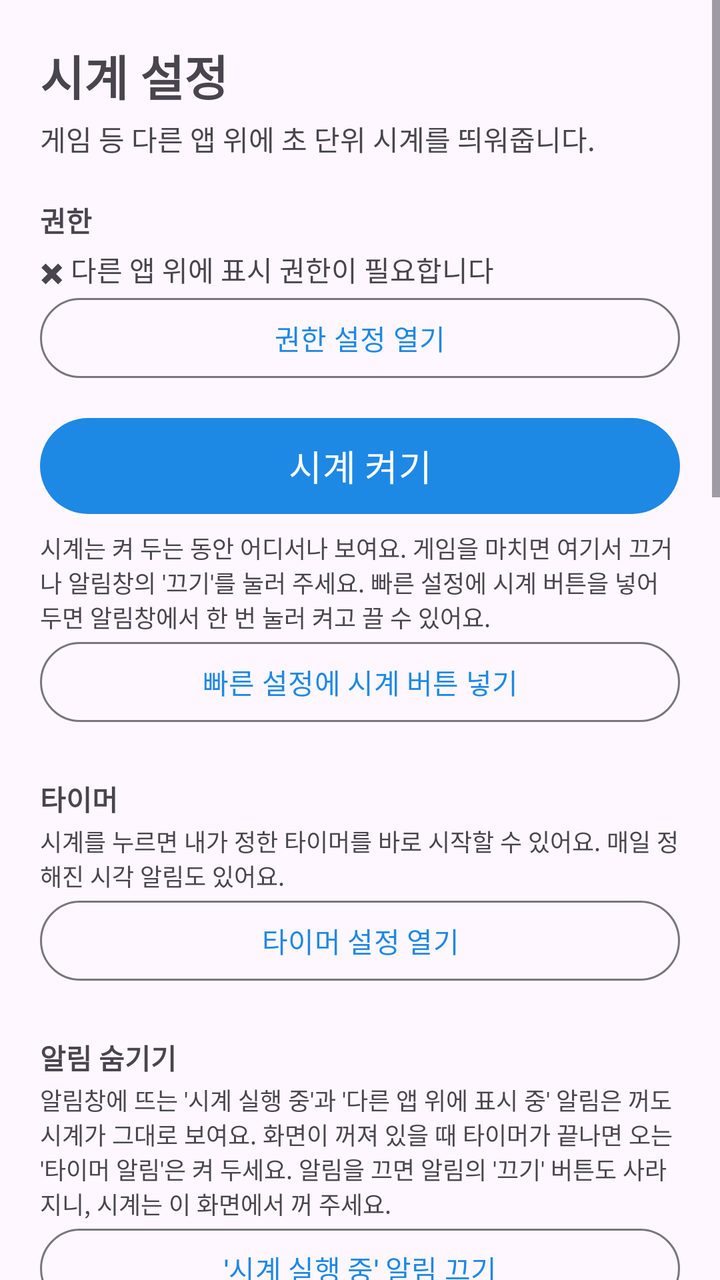
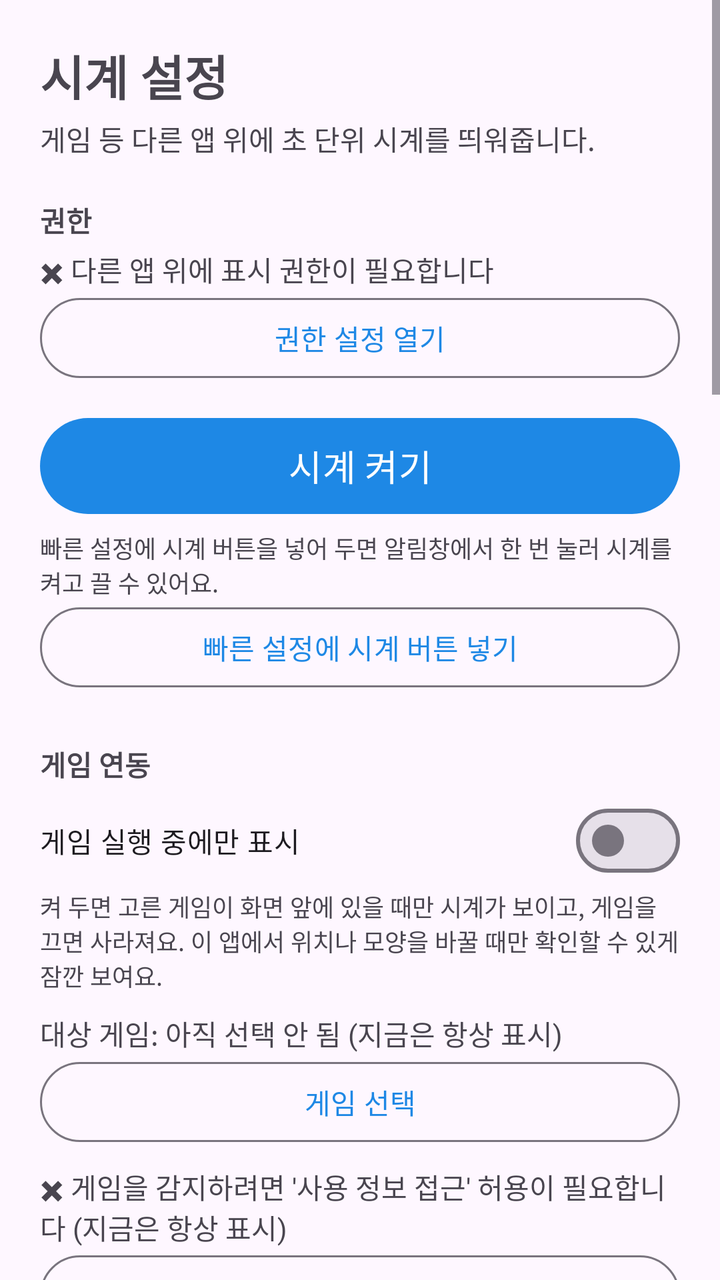

Before-and-after screenshots of an Android layout around one commit, followed by the original layout XML and the change that was made.
<!-- AndroidManifest.xml: application theme Theme.FloatingClock -->
<!-- res/layout/activity_clock.xml -->
<?xml version="1.0" encoding="utf-8"?>
<ScrollView xmlns:android="http://schemas.android.com/apk/res/android"
    android:layout_width="match_parent"
    android:layout_height="match_parent"
    android:fillViewport="true">

    <LinearLayout
        android:layout_width="match_parent"
        android:layout_height="wrap_content"
        android:orientation="vertical"
        android:padding="20dp">

        <TextView
            android:layout_width="match_parent"
            android:layout_height="wrap_content"
            android:text="@string/clock_title"
            android:textSize="24sp"
            android:textStyle="bold" />

        <TextView
            android:layout_width="match_parent"
            android:layout_height="wrap_content"
            android:layout_marginTop="4dp"
            android:text="@string/app_desc"
            android:textSize="14sp" />

        
        <TextView
            android:layout_width="match_parent"
            android:layout_height="wrap_content"
            android:layout_marginTop="20dp"
            android:text="@string/section_perm"
            android:textStyle="bold" />

        <TextView
            android:id="@+id/perm_state"
            android:layout_width="match_parent"
            android:layout_height="wrap_content"
            android:layout_marginTop="4dp"
            android:text="@string/perm_missing" />

        <Button
            android:id="@+id/btn_perm"
            style="@style/Widget.Material3.Button.OutlinedButton"
            android:layout_width="match_parent"
            android:layout_height="wrap_content"
            android:text="@string/grant_perm" />

        
        <Button
            android:id="@+id/btn_toggle"
            android:layout_width="match_parent"
            android:layout_height="56dp"
            android:layout_marginTop="12dp"
            android:text="@string/start_clock"
            android:textSize="18sp" />

        <TextView
            android:layout_width="match_parent"
            android:layout_height="wrap_content"
            android:layout_marginTop="4dp"
            android:text="@string/clock_always_hint"
            android:textSize="12sp" />

        <Button
            android:id="@+id/btn_add_tile"
            style="@style/Widget.Material3.Button.OutlinedButton"
            android:layout_width="match_parent"
            android:layout_height="wrap_content"
            android:text="@string/add_tile" />

        
        <TextView
            android:layout_width="match_parent"
            android:layout_height="wrap_content"
            android:layout_marginTop="24dp"
            android:text="@string/section_timer"
            android:textStyle="bold" />

        <TextView
            android:layout_width="match_parent"
            android:layout_height="wrap_content"
            android:layout_marginTop="2dp"
            android:text="@string/timer_entry_desc"
            android:textSize="12sp" />

        <Button
            android:id="@+id/btn_open_timer"
            style="@style/Widget.Material3.Button.OutlinedButton"
            android:layout_width="match_parent"
            android:layout_height="wrap_content"
            android:text="@string/open_timer" />

        
        <TextView
            android:layout_width="match_parent"
            android:layout_height="wrap_content"
            android:layout_marginTop="24dp"
            android:text="@string/section_noti"
            android:textStyle="bold" />

        <TextView
            android:layout_width="match_parent"
            android:layout_height="wrap_content"
            android:layout_marginTop="2dp"
            android:text="@string/noti_hide_desc"
            android:textSize="12sp" />

        <Button
            android:id="@+id/btn_hide_running"
            style="@style/Widget.Material3.Button.OutlinedButton"
            android:layout_width="match_parent"
            android:layout_height="wrap_content"
            android:text="@string/hide_running_noti" />

        <Button
            android:id="@+id/btn_hide_overlay"
            style="@style/Widget.Material3.Button.OutlinedButton"
            android:layout_width="match_parent"
            android:layout_height="wrap_content"
            android:text="@string/hide_overlay_noti" />

        
        <TextView
            android:layout_width="match_parent"
            android:layout_height="wrap_content"
            android:layout_marginTop="24dp"
            android:text="@string/section_style"
            android:textStyle="bold" />

        <FrameLayout
            android:layout_width="match_parent"
            android:layout_height="80dp"
            android:layout_marginTop="8dp"
            android:background="@drawable/preview_bg"
            android:contentDescription="@string/preview">

            <TextView
                android:id="@+id/clock_preview"
                android:layout_width="wrap_content"
                android:layout_height="wrap_content"
                android:layout_gravity="center" />
        </FrameLayout>

        <TextView
            android:id="@+id/size_label"
            android:layout_width="match_parent"
            android:layout_height="wrap_content"
            android:layout_marginTop="12dp"
            android:text="@string/size_fmt" />

        <LinearLayout
            android:layout_width="match_parent"
            android:layout_height="wrap_content"
            android:gravity="center_vertical"
            android:orientation="horizontal">

            <Button
                android:id="@+id/btn_size_minus"
                style="@style/Widget.Material3.Button.TextButton"
                android:layout_width="48dp"
                android:layout_height="48dp"
                android:minWidth="0dp"
                android:padding="0dp"
                android:text="@string/minus"
                android:textSize="22sp" />

            <SeekBar
                android:id="@+id/seek_size"
                android:layout_width="0dp"
                android:layout_height="wrap_content"
                android:layout_weight="1" />

            <Button
                android:id="@+id/btn_size_plus"
                style="@style/Widget.Material3.Button.TextButton"
                android:layout_width="48dp"
                android:layout_height="48dp"
                android:minWidth="0dp"
                android:padding="0dp"
                android:text="@string/plus"
                android:textSize="22sp" />
        </LinearLayout>

        <TextView
            android:layout_width="match_parent"
            android:layout_height="wrap_content"
            android:layout_marginTop="8dp"
            android:text="@string/text_color" />

        
        <LinearLayout
            android:id="@+id/color_swatches"
            android:layout_width="match_parent"
            android:layout_height="wrap_content"
            android:orientation="vertical" />

        <TextView
            android:id="@+id/alpha_label"
            android:layout_width="match_parent"
            android:layout_height="wrap_content"
            android:layout_marginTop="8dp"
            android:text="@string/alpha_none" />

        <SeekBar
            android:id="@+id/seek_alpha"
            android:layout_width="match_parent"
            android:layout_height="wrap_content" />

        <com.google.android.material.materialswitch.MaterialSwitch
            android:id="@+id/sw_24h"
            android:layout_width="match_parent"
            android:layout_height="wrap_content"
            android:layout_marginTop="8dp"
            android:text="@string/use_24h" />

        <com.google.android.material.materialswitch.MaterialSwitch
            android:id="@+id/sw_date"
            android:layout_width="match_parent"
            android:layout_height="wrap_content"
            android:text="@string/show_date" />

        
        <TextView
            android:layout_width="match_parent"
            android:layout_height="wrap_content"
            android:layout_marginTop="24dp"
            android:text="@string/section_position"
            android:textStyle="bold" />

        <TextView
            android:layout_width="match_parent"
            android:layout_height="wrap_content"
            android:layout_marginTop="2dp"
            android:text="@string/position_hint"
            android:textSize="12sp" />

        <TextView
            android:id="@+id/pos_x_label"
            android:layout_width="match_parent"
            android:layout_height="wrap_content"
            android:layout_marginTop="8dp"
            android:text="@string/pos_x_fmt" />

        <SeekBar
            android:id="@+id/seek_pos_x"
            android:layout_width="match_parent"
            android:layout_height="wrap_content" />

        <TextView
            android:id="@+id/pos_y_label"
            android:layout_width="match_parent"
            android:layout_height="wrap_content"
            android:layout_marginTop="8dp"
            android:text="@string/pos_y_fmt" />

        <SeekBar
            android:id="@+id/seek_pos_y"
            android:layout_width="match_parent"
            android:layout_height="wrap_content" />

        <com.google.android.material.materialswitch.MaterialSwitch
            android:id="@+id/sw_lock"
            android:layout_width="match_parent"
            android:layout_height="wrap_content"
            android:text="@string/lock_position" />

        <Button
            android:id="@+id/btn_reset_pos"
            style="@style/Widget.Material3.Button.TextButton"
            android:layout_width="match_parent"
            android:layout_height="wrap_content"
            android:text="@string/reset_position" />

        <TextView
            android:layout_width="match_parent"
            android:layout_height="wrap_content"
            android:layout_marginTop="16dp"
            android:text="@string/tip"
            android:textSize="13sp" />

        
        <TextView
            android:layout_width="match_parent"
            android:layout_height="wrap_content"
            android:layout_marginTop="24dp"
            android:text="@string/section_update"
            android:textStyle="bold" />

        <TextView
            android:id="@+id/version_label"
            android:layout_width="match_parent"
            android:layout_height="wrap_content"
            android:layout_marginTop="4dp"
            android:text="@string/version_fmt" />

        <TextView
            android:id="@+id/update_state"
            android:layout_width="match_parent"
            android:layout_height="wrap_content"
            android:textSize="13sp" />

        <Button
            android:id="@+id/btn_update"
            style="@style/Widget.Material3.Button.OutlinedButton"
            android:layout_width="match_parent"
            android:layout_height="wrap_content"
            android:text="@string/check_update" />

        
        <TextView
            android:layout_width="match_parent"
            android:layout_height="wrap_content"
            android:layout_marginTop="24dp"
            android:layout_marginBottom="8dp"
            android:gravity="center"
            android:text="@string/credits"
            android:textSize="13sp" />
    </LinearLayout>
</ScrollView>
<!-- resources referenced by this layout -->
<resources>
  <!-- drawable preview_bg (drawable) -->
  <?xml version="1.0" encoding="utf-8"?>
  <shape xmlns:android="http://schemas.android.com/apk/res/android" android:shape="rectangle">
      <gradient
          android:angle="0"
          android:startColor="#1B1B1B"
          android:centerColor="#5C6B73"
          android:endColor="#E6E6E6" />
      <corners android:radius="10dp" />
  </shape>
  <string name="add_tile">빠른 설정에 시계 버튼 넣기</string>
  <string name="alpha_none">배경 없음 (글자만 표시)</string>
  <string name="app_desc">게임 등 다른 앱 위에 초 단위 시계를 띄워줍니다.</string>
  <string name="check_update">업데이트 확인</string>
  <string name="clock_always_hint">시계는 켜 두는 동안 어디서나 보여요. 게임을 마치면 여기서 끄거나 알림창의 \'끄기\'를 눌러 주세요. 빠른 설정에 시계 버튼을 넣어 두면 알림창에서 한 번 눌러 켜고 끌 수 있어요.</string>
  <string name="clock_title">시계 설정</string>
  <string name="credits">제작: 퓨앙 (Sapphire)</string>
  <string name="grant_perm">권한 설정 열기</string>
  <string name="hide_overlay_noti">\'다른 앱 위에 표시 중\' 알림 끄기</string>
  <string name="hide_running_noti">\'시계 실행 중\' 알림 끄기</string>
  <string name="lock_position">위치 고정 (드래그 잠금)</string>
  <string name="minus">−</string>
  <string name="noti_hide_desc">알림창에 뜨는 \'시계 실행 중\'과 \'다른 앱 위에 표시 중\' 알림은 꺼도 시계가 그대로 보여요. 화면이 꺼져 있을 때 타이머가 끝나면 오는 \'타이머 알림\'은 켜 두세요. 알림을 끄면 알림의 \'끄기\' 버튼도 사라지니, 시계는 이 화면에서 꺼 주세요.</string>
  <string name="open_timer">타이머 설정 열기</string>
  <string name="perm_missing">✖ 다른 앱 위에 표시 권한이 필요합니다</string>
  <string name="plus">+</string>
  <string name="pos_x_fmt">가로 (가운데 기준): %1$d</string>
  <string name="pos_y_fmt">위에서부터: %1$d</string>
  <string name="position_hint">시계를 직접 끌어도 되고, 상태바에 가려 안 잡히면 여기서 옮기세요.</string>
  <string name="preview">미리보기</string>
  <string name="reset_position">위치 초기화 (상태바 바로 아래 가운데)</string>
  <string name="section_noti">알림 숨기기</string>
  <string name="section_perm">권한</string>
  <string name="section_position">위치</string>
  <string name="section_style">모양</string>
  <string name="section_timer">타이머</string>
  <string name="section_update">업데이트</string>
  <string name="show_date">날짜도 표시 (월/일 요일)</string>
  <string name="size_fmt">글자 크기: %1$d</string>
  <string name="start_clock">시계 켜기</string>
  <string name="text_color">글자 색</string>
  <string name="timer_entry_desc">시계를 누르면 내가 정한 타이머를 바로 시작할 수 있어요. 매일 정해진 시각 알림도 있어요.</string>
  <string name="tip">팁: 게임 중에 터치가 시계에 막히면 \'위치 고정\'을 켜 두세요. 시계가 안 보이면 설정 → 앱 → Sapphire → 배터리를 \'제한 없음\'으로 바꿔 주세요.</string>
  <string name="use_24h">24시간제</string>
  <string name="version_fmt">현재 버전: v%1$s</string>
  <style name="Theme.FloatingClock" parent="Theme.Material3.DayNight.NoActionBar">
          <item name="colorPrimary">#1E88E5</item>
          <item name="colorOnPrimary">#FFFFFF</item>
      </style>
</resources>

<!-- the commit's change to res/layout/activity_clock.xml (unified diff, before → after) -->
@@ -55,11 +55,12 @@
             android:text="@string/start_clock"
             android:textSize="18sp" />
 
-        <TextView
-            android:layout_width="match_parent"
-            android:layout_height="wrap_content"
-            android:layout_marginTop="4dp"
-            android:text="@string/clock_always_hint"
+        
+        <TextView
+            android:layout_width="match_parent"
+            android:layout_height="wrap_content"
+            android:layout_marginTop="4dp"
+            android:text="@string/tile_hint"
             android:textSize="12sp" />
 
         <Button
@@ -68,6 +69,77 @@
             android:layout_width="match_parent"
             android:layout_height="wrap_content"
             android:text="@string/add_tile" />
+
+        
+        <TextView
+            android:layout_width="match_parent"
+            android:layout_height="wrap_content"
+            android:layout_marginTop="24dp"
+            android:text="@string/section_game"
+            android:textStyle="bold" />
+
+        <com.google.android.material.materialswitch.MaterialSwitch
+            android:id="@+id/sw_game_only"
+            android:layout_width="match_parent"
+            android:layout_height="wrap_content"
+            android:layout_marginTop="4dp"
+            android:text="@string/game_only" />
+
+        <TextView
+            android:layout_width="match_parent"
+            android:layout_height="wrap_content"
+            android:text="@string/game_only_hint"
+            android:textSize="12sp" />
+
+        <LinearLayout
+            android:id="@+id/game_group"
+            android:layout_width="match_parent"
+            android:layout_height="wrap_content"
+            android:orientation="vertical">
+
+            <TextView
+                android:id="@+id/game_target"
+                android:layout_width="match_parent"
+                android:layout_height="wrap_content"
+                android:layout_marginTop="10dp"
+                android:text="@string/game_target_none" />
+
+            <Button
+                android:id="@+id/btn_pick_game"
+                style="@style/Widget.Material3.Button.OutlinedButton"
+                android:layout_width="match_parent"
+                android:layout_height="wrap_content"
+                android:text="@string/pick_game" />
+
+            <TextView
+                android:id="@+id/usage_state"
+                android:layout_width="match_parent"
+                android:layout_height="wrap_content"
+                android:layout_marginTop="8dp"
+                android:text="@string/usage_missing" />
+
+            <Button
+                android:id="@+id/btn_usage_perm"
+                style="@style/Widget.Material3.Button.OutlinedButton"
+                android:layout_width="match_parent"
+                android:layout_height="wrap_content"
+                android:text="@string/grant_usage" />
+
+            <TextView
+                android:id="@+id/usage_restricted_hint"
+                android:layout_width="match_parent"
+                android:layout_height="wrap_content"
+                android:layout_marginTop="4dp"
+                android:text="@string/usage_restricted_hint"
+                android:textSize="12sp" />
+
+            <Button
+                android:id="@+id/btn_app_info"
+                style="@style/Widget.Material3.Button.TextButton"
+                android:layout_width="match_parent"
+                android:layout_height="wrap_content"
+                android:text="@string/open_app_info" />
+        </LinearLayout>
 
         
         <TextView
<!-- resource entries referenced after the edit -->
@@ -14,23 +14,29 @@
   <string name="alpha_none">배경 없음 (글자만 표시)</string>
   <string name="app_desc">게임 등 다른 앱 위에 초 단위 시계를 띄워줍니다.</string>
   <string name="check_update">업데이트 확인</string>
-  <string name="clock_always_hint">시계는 켜 두는 동안 어디서나 보여요. 게임을 마치면 여기서 끄거나 알림창의 \'끄기\'를 눌러 주세요. 빠른 설정에 시계 버튼을 넣어 두면 알림창에서 한 번 눌러 켜고 끌 수 있어요.</string>
   <string name="clock_title">시계 설정</string>
   <string name="credits">제작: 퓨앙 (Sapphire)</string>
+  <string name="game_only">게임 실행 중에만 표시</string>
+  <string name="game_only_hint">켜 두면 고른 게임이 화면 앞에 있을 때만 시계가 보이고, 게임을 끄면 사라져요. 이 앱에서 위치나 모양을 바꿀 때만 확인할 수 있게 잠깐 보여요.</string>
+  <string name="game_target_none">대상 게임: 아직 선택 안 됨 (지금은 항상 표시)</string>
   <string name="grant_perm">권한 설정 열기</string>
+  <string name="grant_usage">사용 정보 접근 허용하기</string>
   <string name="hide_overlay_noti">\'다른 앱 위에 표시 중\' 알림 끄기</string>
   <string name="hide_running_noti">\'시계 실행 중\' 알림 끄기</string>
   <string name="lock_position">위치 고정 (드래그 잠금)</string>
   <string name="minus">−</string>
-  <string name="noti_hide_desc">알림창에 뜨는 \'시계 실행 중\'과 \'다른 앱 위에 표시 중\' 알림은 꺼도 시계가 그대로 보여요. 화면이 꺼져 있을 때 타이머가 끝나면 오는 \'타이머 알림\'은 켜 두세요. 알림을 끄면 알림의 \'끄기\' 버튼도 사라지니, 시계는 이 화면에서 꺼 주세요.</string>
+  <string name="noti_hide_desc">알림창에 뜨는 \'시계 실행 중\'과 \'다른 앱 위에 표시 중\' 알림은 꺼도 시계가 그대로 보여요. 게임 밖에서 타이머가 끝나면 오는 \'타이머 알림\'은 켜 두세요. 알림을 끄면 알림의 \'끄기\' 버튼도 사라지니, 시계는 이 화면에서 꺼 주세요.</string>
+  <string name="open_app_info">앱 정보 열기</string>
   <string name="open_timer">타이머 설정 열기</string>
   <string name="perm_missing">✖ 다른 앱 위에 표시 권한이 필요합니다</string>
+  <string name="pick_game">게임 선택</string>
   <string name="plus">+</string>
   <string name="pos_x_fmt">가로 (가운데 기준): %1$d</string>
   <string name="pos_y_fmt">위에서부터: %1$d</string>
-  <string name="position_hint">시계를 직접 끌어도 되고, 상태바에 가려 안 잡히면 여기서 옮기세요.</string>
+  <string name="position_hint">시계를 직접 끌어도 되고, 상태바에 가려 안 잡히면 여기서 옮기세요. 시계가 켜져 있으면 옮기는 동안 화면에 잠깐 떠서 위치를 볼 수 있어요.</string>
   <string name="preview">미리보기</string>
   <string name="reset_position">위치 초기화 (상태바 바로 아래 가운데)</string>
+  <string name="section_game">게임 연동</string>
   <string name="section_noti">알림 숨기기</string>
   <string name="section_perm">권한</string>
   <string name="section_position">위치</string>
@@ -41,8 +47,11 @@
   <string name="size_fmt">글자 크기: %1$d</string>
   <string name="start_clock">시계 켜기</string>
   <string name="text_color">글자 색</string>
+  <string name="tile_hint">빠른 설정에 시계 버튼을 넣어 두면 알림창에서 한 번 눌러 시계를 켜고 끌 수 있어요.</string>
   <string name="timer_entry_desc">시계를 누르면 내가 정한 타이머를 바로 시작할 수 있어요. 매일 정해진 시각 알림도 있어요.</string>
   <string name="tip">팁: 게임 중에 터치가 시계에 막히면 \'위치 고정\'을 켜 두세요. 시계가 안 보이면 설정 → 앱 → Sapphire → 배터리를 \'제한 없음\'으로 바꿔 주세요.</string>
+  <string name="usage_missing">✖ 게임을 감지하려면 \'사용 정보 접근\' 허용이 필요합니다 (지금은 항상 표시)</string>
+  <string name="usage_restricted_hint">스위치가 회색으로 막혀 있으면: 아래 \'앱 정보 열기\' → 오른쪽 위 ⋮ → \'제한된 설정 허용\'을 누른 뒤 다시 켜 주세요. 메뉴가 안 보이면 회색 스위치를 한 번 눌러 본 뒤 다시 확인하세요.</string>
   <string name="use_24h">24시간제</string>
   <string name="version_fmt">현재 버전: v%1$s</string>
   <style name="Theme.FloatingClock" parent="Theme.Material3.DayNight.NoActionBar">
